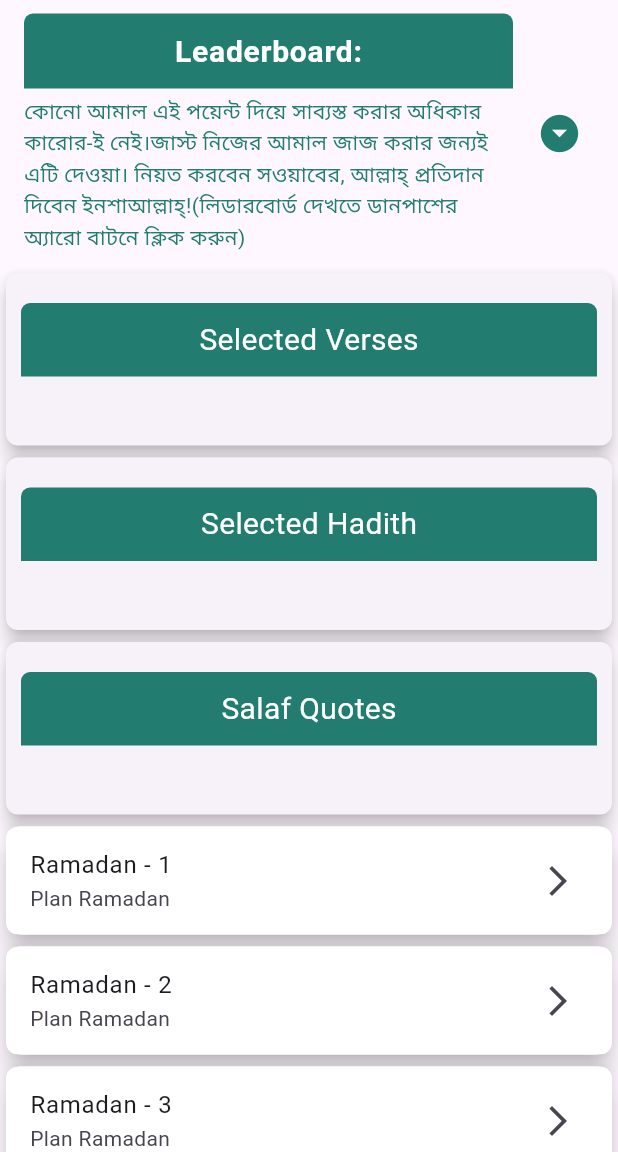
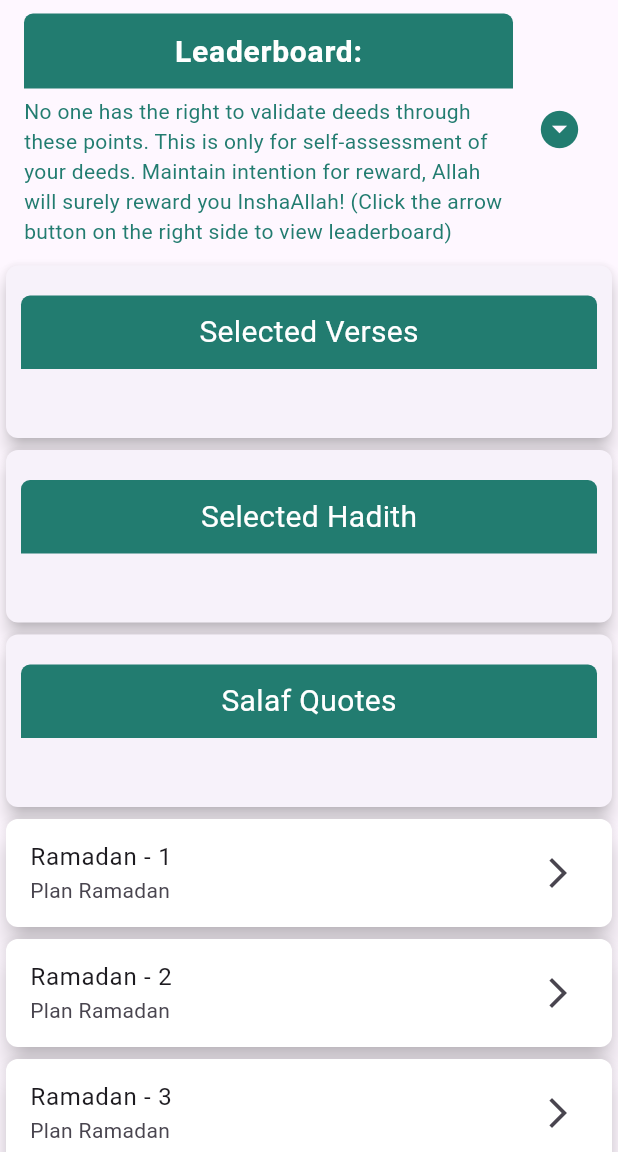
Before and after one commit to rahatcse5bu/Ramadan-Tracker, a Flutter app: the DashboardView screen opened by its route, on a phone screen of 412 x 824 dp, the part 84-1236 px from its top. Run offline on Flutter 3.47's test engine with Material 3 defaults, Android fonts, the phone set to English and light mode, and no system bars; our stand-ins replace dartz, expandable_text, flutter_screenutil, fluttertoast, get, google_fonts and 3 more; accounts and stored records are empty; network calls fail.

Commit message:
some localization added

```diff
--- a/lib/app/translation/translation_keys.dart
+++ b/lib/app/translation/translation_keys.dart
@@ -13,17 +13,15 @@ class TranslationKeys {
   static const String trackPrayers = 'track_prayers';
   static const String trackFasting = 'track_fasting';
 
-
   static const String selectedVerses = 'selected_verses'; // New key
   static const String selectedHadith = 'selected_hadith';
   static const String salafQuotes = 'salaf_quotes';
-
 
   static const String ramadan = 'ramadan';
   static const String planRamadan = 'planRamadan';
   static const String leaderBoard = 'leaderBoard';
   static const String rank = 'rank';
-
+  static const String pointsDisclaimer = 'points_disclaimer';
 }
 
 // lib/app/translations/bn_BD/bn_bd_translations.dart
@@ -39,7 +37,6 @@ final Map<String, String> bnBd = {
   TranslationKeys.prayerTimes: 'নামাজের সময়',
   TranslationKeys.trackPrayers: 'নামাজ ট্র্যাক করুন',
   TranslationKeys.trackFasting: 'রোজা ট্র্যাক করুন',
-
   TranslationKeys.selectedVerses: 'নির্বাচিত আয়াত',
   TranslationKeys.selectedHadith: 'নির্বাচিত হাদিস',
   TranslationKeys.salafQuotes: 'সালাফদের বক্তব্য',
@@ -47,7 +44,8 @@ final Map<String, String> bnBd = {
   TranslationKeys.planRamadan: 'রমাদ্বন প্লান করুন',
   TranslationKeys.leaderBoard: 'লিডারবোর্ড',
   TranslationKeys.rank: 'র‍্যাংক',
-
+  TranslationKeys.pointsDisclaimer:
+      'কোনো আমাল এই পয়েন্ট দিয়ে সাব্যস্ত করার অধিকার কারোর-ই নেই।জাস্ট নিজের আমাল জাজ করার জন্যই এটি দেওয়া। নিয়ত করবেন সওয়াবের, আল্লাহ্‌ প্রতিদান দিবেন ইনশাআল্লাহ্‌!(লিডারবোর্ড দেখতে ডানপাশের অ্যারো বাটনে ক্লিক করুন)',
 };
 
 // lib/app/translations/en_US/en_us_translations.dart
@@ -63,7 +61,6 @@ final Map<String, String> enUs = {
   TranslationKeys.prayerTimes: 'Prayer Times',
   TranslationKeys.trackPrayers: 'Track Prayers',
   TranslationKeys.trackFasting: 'Track Fasting',
-
   TranslationKeys.selectedVerses: 'Selected Verses',
   TranslationKeys.selectedHadith: 'Selected Hadith',
   TranslationKeys.salafQuotes: 'Salaf Quotes',
@@ -71,5 +68,6 @@ final Map<String, String> enUs = {
   TranslationKeys.planRamadan: 'Plan Ramadan',
   TranslationKeys.leaderBoard: 'Leaderboard',
   TranslationKeys.rank: 'Rank',
-
+  TranslationKeys.pointsDisclaimer:
+      'No one has the right to validate deeds through these points. This is only for self-assessment of your deeds. Maintain intention for reward, Allah will surely reward you InshaAllah! (Click the arrow button on the right side to view leaderboard)',
 };
--- a/lib/modules/dashboard/widgets/leaderboard_widget.dart
+++ b/lib/modules/dashboard/widgets/leaderboard_widget.dart
@@ -40,7 +40,7 @@ class LeaderboardWidget extends GetView<UserPointsController> {
             ),
             subtitle: Center(
                 child: Text(
-              "কোনো আমাল এই পয়েন্ট দিয়ে সাব্যস্ত করার অধিকার কারোর-ই নেই।জাস্ট নিজের আমাল জাজ করার জন্যই এটি দেওয়া। নিয়ত করবেন সওয়াবের, আল্লাহ্‌ প্রতিদান দিবেন ইনশাআল্লাহ্‌!(লিডারবোর্ড দেখতে ডানপাশের অ্যারো বাটনে ক্লিক করুন)",
+              "${TranslationKeys.pointsDisclaimer.tr}",
               style: TextStyle(color: AppColors.primary),
             )),
             trailing: Icon(Icons.arrow_drop_down_circle,
@@ -83,7 +83,8 @@ class LeaderboardWidget extends GetView<UserPointsController> {
                                     ? controller.visibleCount.value
                                     : _dashboardController.users.length),
                             (index) {
-                              final user = _dashboardController.users[index]; // Adjust according to your actual structure
+                              final user = _dashboardController.users[
+                                  index]; // Adjust according to your actual structure
                               // log("userrrr: ${user.length}");
                               final currentUser = StorageHelper.getUserName();
                               bool isCurrentUser = user.userName ==
@@ -122,7 +123,8 @@ class LeaderboardWidget extends GetView<UserPointsController> {
                         ),
                       ),
                     ),
-              if (_dashboardController.users.length > controller.visibleCount.value ||
+              if (_dashboardController.users.length >
+                      controller.visibleCount.value ||
                   controller.isShowAll.value)
                 Center(
                   child: TextButton(
```
Lines whose indentation alone changed are shown as unchanged.
